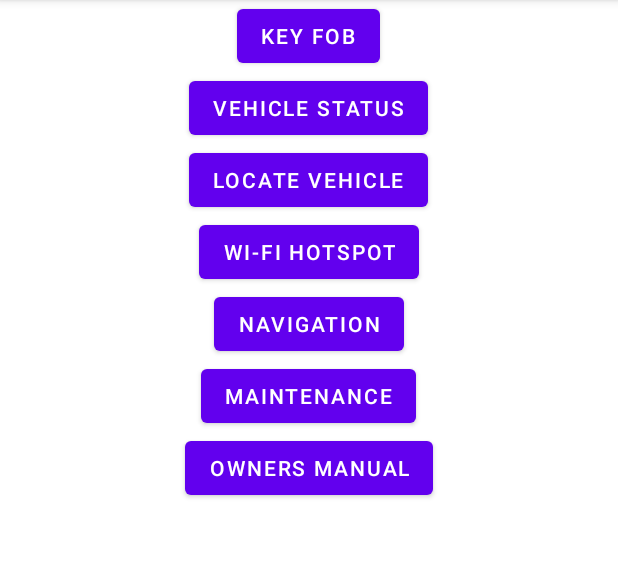
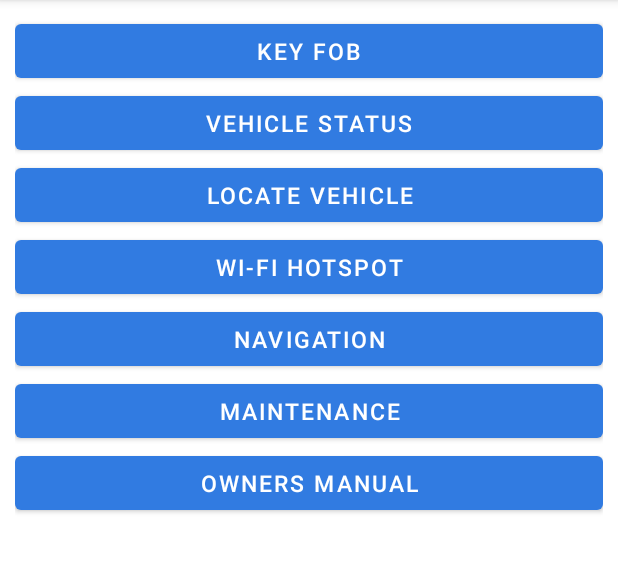
Before and after one commit to archnecro/InteractiveCarApp, an Android app: the screen it shows after launch (MainActivity), on a phone screen of 412 x 824 dp, the part 84-657 px from its top. Run offline under Robolectric (Android 15) with nearby library versions, the phone set to English and light mode, and no system bars.

Commit message:
Added style to all buttons on activity_main.xml

```diff
--- /dev/null
+++ b/app/src/main/res/drawable/btnshadow.xml
@@ -0,0 +1,7 @@
+<?xml version="1.0" encoding="utf-8"?>
+<shape
+    xmlns:android="http://schemas.android.com/apk/res/android"
+    android:shape="rectangle">
+    <stroke android:color="#000000"
+        android:width="5dp"/>
+</shape>
--- a/app/src/main/res/layout/activity_main.xml
+++ b/app/src/main/res/layout/activity_main.xml
@@ -5,55 +5,64 @@
     xmlns:tools="http://schemas.android.com/tools"
     android:layout_width="match_parent"
     android:layout_height="match_parent"
-    tools:context=".MainActivity">
+    tools:context=".MainActivity"
+    android:layout_margin="10dp">
 
     <Button
         android:id="@+id/btnKeyFob"
         android:layout_centerHorizontal="true"
-        android:layout_width="wrap_content"
+        android:layout_width="match_parent"
         android:layout_height="wrap_content"
-        android:text="Key Fob"/>
+        android:text="Key Fob"
+        style="@style/btnstyle"/>
+
     <Button
         android:id="@+id/btnStatus"
         android:layout_centerHorizontal="true"
         android:layout_below="@id/btnKeyFob"
-        android:layout_width="wrap_content"
+        android:layout_width="match_parent"
         android:layout_height="wrap_content"
-        android:text="Vehicle Status"/>
+        android:text="Vehicle Status"
+        style="@style/btnstyle"/>
     <Button
         android:id="@+id/btnLocate"
         android:layout_centerHorizontal="true"
         android:layout_below="@id/btnStatus"
-        android:layout_width="wrap_content"
+        android:layout_width="match_parent"
         android:layout_height="wrap_content"
-        android:text="Locate Vehicle"/>
+        android:text="Locate Vehicle"
+        style="@style/btnstyle"/>
     <Button
         android:id="@+id/btnWiFi"
         android:layout_centerHorizontal="true"
         android:layout_below="@id/btnLocate"
-        android:layout_width="wrap_content"
+        android:layout_width="match_parent"
         android:layout_height="wrap_content"
-        android:text="Wi-Fi Hotspot"/>
+        android:text="Wi-Fi Hotspot"
+        style="@style/btnstyle"/>
     <Button
         android:id="@+id/btnNav"
         android:layout_centerHorizontal="true"
         android:layout_below="@id/btnWiFi"
-        android:layout_width="wrap_content"
+        android:layout_width="match_parent"
         android:layout_height="wrap_content"
-        android:text="Navigation"/>
+        android:text="Navigation"
+        style="@style/btnstyle"/>
     <Button
         android:id="@+id/btnMaintain"
         android:layout_centerHorizontal="true"
         android:layout_below="@id/btnNav"
-        android:layout_width="wrap_content"
+        android:layout_width="match_parent"
         android:layout_height="wrap_content"
-        android:text="Maintenance"/>
+        android:text="Maintenance"
+        style="@style/btnstyle"/>
     <Button
         android:id="@+id/btnUsrMan"
         android:layout_centerHorizontal="true"
         android:layout_below="@id/btnMaintain"
-        android:layout_width="wrap_content"
+        android:layout_width="match_parent"
         android:layout_height="wrap_content"
-        android:text="Owners Manual"/>
+        android:text="Owners Manual"
+        style="@style/btnstyle"/>
 
 </RelativeLayout>
--- /dev/null
+++ b/app/src/main/res/values/btnstyle.xml
@@ -0,0 +1,7 @@
+<?xml version="1.0" encoding="utf-8"?>
+<resources>
+    <style name="btnstyle">
+        <item name="android:textSize">15sp</item>
+        <item name="backgroundTint">#317BE1</item>
+    </style>
+</resources>
```
